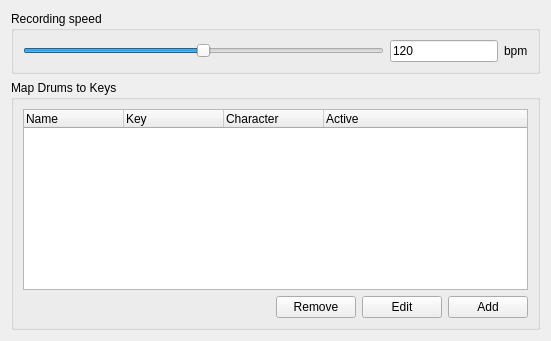
This is prefsrec.ui in domoritz/drummy as Qt 5 draws it before an edit. The edited form follows.
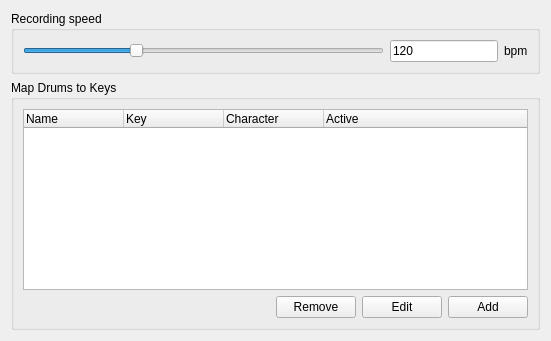
This is the edited form.

Diff of the .ui file:
```diff
--- a/prefsrec.ui
+++ b/prefsrec.ui
@@ -41,7 +41,7 @@
          <number>40</number>
         </property>
         <property name="maximum">
-         <number>200</number>
+         <number>300</number>
         </property>
         <property name="value">
          <number>120</number>
```
